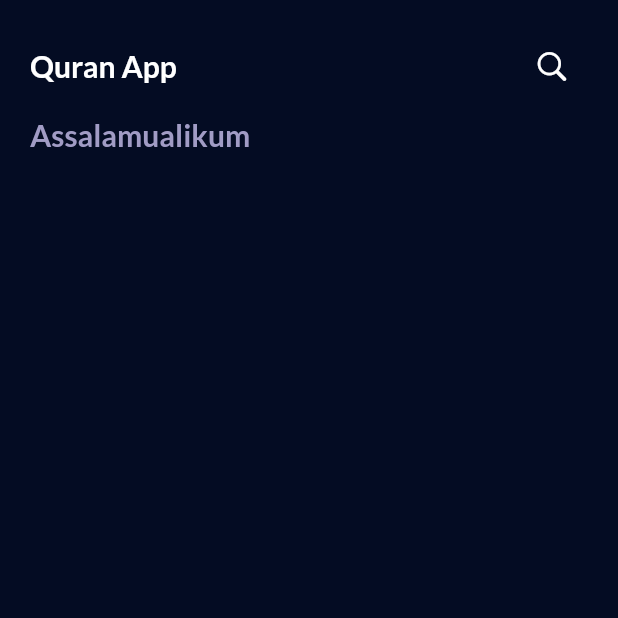
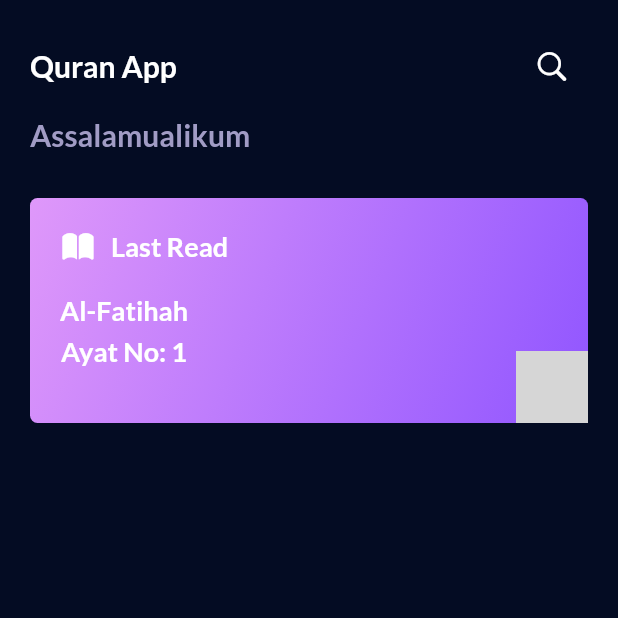
Before and after one commit to rifatkautsar/quran_verse, a Flutter app: the screen it shows after launch, after a tap on "Get Started !", on a phone screen of 412 x 824 dp, the top half of it. Run offline on Flutter 3.47's test engine with Material 2 defaults, Android fonts, the phone set to English and light mode, and no system bars; our stand-ins replace flutter_svg, google_fonts; grey boxes are pictures that could not be loaded.

Commit message:
adding new widget

```diff
--- a/lib/features/home_screen.dart
+++ b/lib/features/home_screen.dart
@@ -1,5 +1,6 @@
 import 'package:flutter/cupertino.dart';
 import 'package:flutter/material.dart';
+import 'package:flutter_svg/svg.dart';
 import 'package:quran_verse/utilities/color.dart';
 import 'package:quran_verse/utilities/custom_text_widget.dart';
 
@@ -43,6 +44,58 @@ class _HomeScreenState extends State<HomeScreen> {
                   valueText: 'Assalamualikum',
                   textSize: 20.0,
                   colorText: ColorConstant.purpleTextColor),
+              const SizedBox(height: 30.0),
+              Stack(
+                children: [
+                  Container(
+                    width: double.infinity,
+                    height: 150.0,
+                    padding: const EdgeInsets.all(20.0),
+                    decoration: const BoxDecoration(
+                      color: ColorConstant.purpleColor,
+                      borderRadius: BorderRadius.all(
+                        Radius.circular(5),
+                      ),
+                      gradient: LinearGradient(
+                        begin: Alignment.topLeft,
+                        end: Alignment.bottomRight,
+                        colors: [
+                          ColorConstant.itemReadColor1,
+                          ColorConstant.itemReadColor2,
+                        ],
+                      ),
+                    ),
+                    child: const Column(
+                      crossAxisAlignment: CrossAxisAlignment.start,
+                      children: [
+                        Row(
+                          children: [
+                            Icon(CupertinoIcons.book_fill, color: Colors.white),
+                            SizedBox(width: 10.0),
+                            CustomTextWithSizeWhite(
+                                valueText: 'Last Read', textSize: 18.0),
+                          ],
+                        ),
+                        SizedBox(height: 20.0),
+                        Column(
+                          children: [
+                            CustomTextWithSizeWhite(
+                                valueText: 'Al-Fatihah', textSize: 18.0),
+                            const SizedBox(height: 5.0),
+                            CustomTextWithSizeWhite(
+                                valueText: 'Ayat No: 1', textSize: 18.0),
+                          ],
+                        )
+                      ],
+                    ),
+                  ),
+                  Positioned(
+                    right: 0,
+                    bottom: 0,
+                    child: SvgPicture.asset('assets/quran_icon_home.svg'),
+                  ),
+                ],
+              ),
             ],
           ),
         ),
--- a/lib/features/intro_screen.dart
+++ b/lib/features/intro_screen.dart
@@ -2,6 +2,7 @@ import 'package:flutter/material.dart';
 import 'package:flutter_svg/flutter_svg.dart';
 import 'package:quran_verse/features/home_screen.dart';
 import 'package:quran_verse/utilities/color.dart';
+import 'package:quran_verse/utilities/custom_text_widget.dart';
 
 class IntroScreen extends StatefulWidget {
   const IntroScreen({super.key});
@@ -46,7 +47,7 @@ class _IntroScreenState extends State<IntroScreen> {
                     decoration: const BoxDecoration(
                       shape: BoxShape.rectangle,
                       color: ColorConstant.purpleColor,
-                      borderRadius: BorderRadius.all(Radius.circular(20)),
+                      borderRadius: BorderRadius.all(Radius.circular(25)),
                     ),
                     height: 400.0,
                     child: Column(
@@ -67,8 +68,8 @@ class _IntroScreenState extends State<IntroScreen> {
                           style: ButtonStyle(
                             backgroundColor: MaterialStateProperty.all(
                                 ColorConstant.orangeColor),
-                            shape:
-                                MaterialStateProperty.all<RoundedRectangleBorder>(
+                            shape: MaterialStateProperty.all<
+                                RoundedRectangleBorder>(
                               RoundedRectangleBorder(
                                 borderRadius: BorderRadius.circular(20),
                               ),
@@ -77,18 +78,22 @@ class _IntroScreenState extends State<IntroScreen> {
                           onPressed: () {
                             Navigator.push(
                               context,
-                              MaterialPageRoute(builder: (context) => const HomeScreen()),
+                              MaterialPageRoute(
+                                  builder: (context) => const HomeScreen()),
                             );
                           },
-                          child: const Text('Get Started !' ,style: TextStyle(
-                            color: Colors.black,
-                            fontSize: 18,
-                            fontWeight: FontWeight.bold,
-                          ),),
+                          child: const Text(
+                            'Get Started !',
+                            style: TextStyle(
+                              color: Colors.black,
+                              fontSize: 18,
+                              fontWeight: FontWeight.bold,
+                            ),
+                          ),
                         ),
                       ),
                     ),
-                  )
+                  ),
                 ],
               ),
             ],
```
